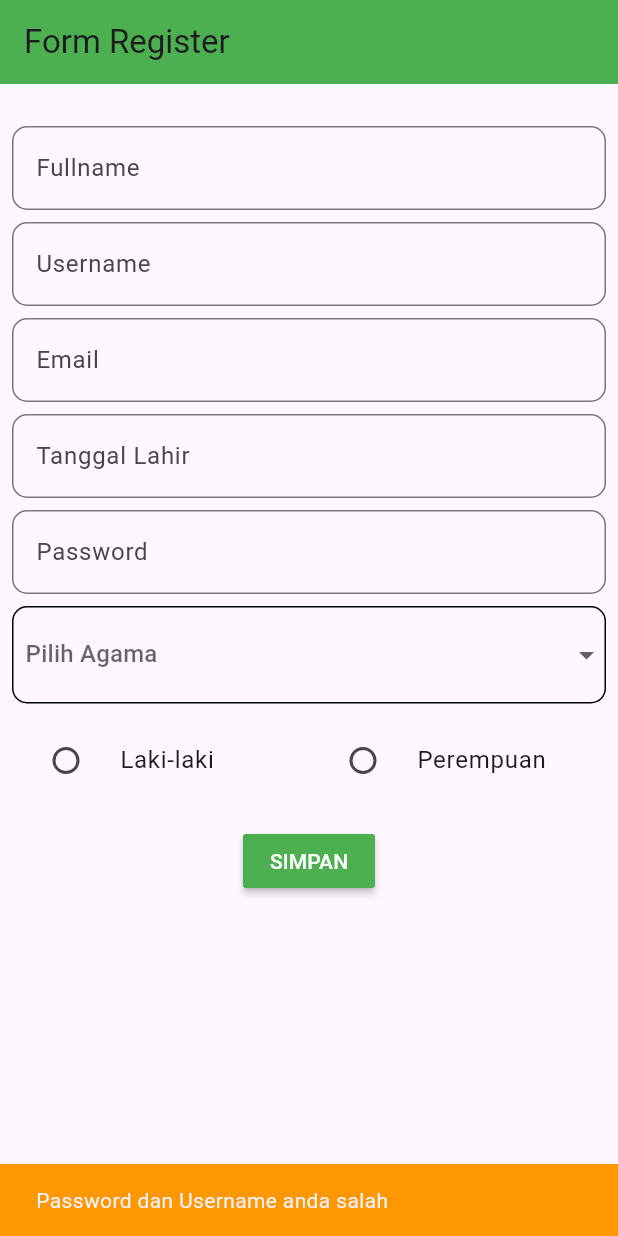
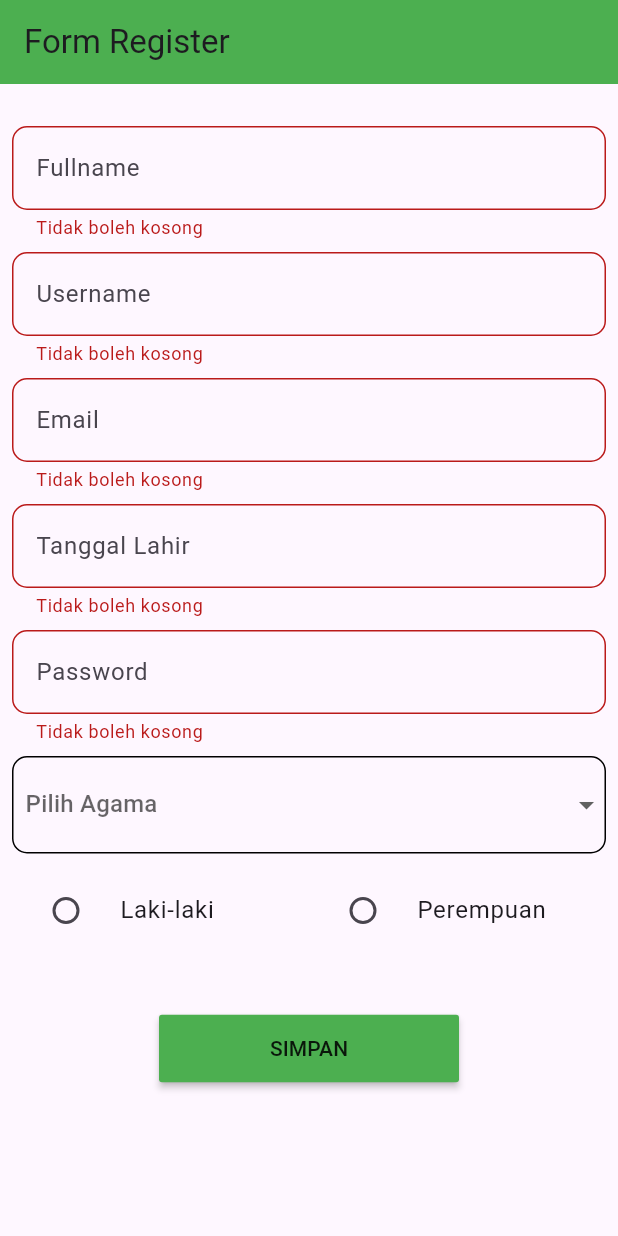
Before and after one commit to hurulainytsaltsa/mobile_mi2c_2201092012, a Flutter app: the PageFormRegister screen opened directly, after a tap on "SIMPAN", on a phone screen of 412 x 824 dp. Run offline on Flutter 3.47's test engine with Material 3 defaults, Android fonts, the phone set to English and light mode, and no system bars; our stand-ins replace flutter_styled_toast; network calls fail.

Commit message:
update page_form_register.dart

```diff
--- a/lib/screen_page/page_form_register.dart
+++ b/lib/screen_page/page_form_register.dart
@@ -61,7 +61,6 @@ class _PageFormRegisterState extends State<PageFormRegister> {
                     return val!.isEmpty ? "Tidak boleh kosong" : null;
                   },
                   controller: txtFullName,
-                  obscureText: true, //biar password tidak kelihatan
                   decoration: InputDecoration(
                       hintText: 'Fullname',
                       border: OutlineInputBorder(
@@ -90,7 +89,6 @@ class _PageFormRegisterState extends State<PageFormRegister> {
                     return val!.isEmpty ? "Tidak boleh kosong" : null;
                   },
                   controller: txtEmail,
-                  obscureText: true, //biar password tidak kelihatan
                   decoration: InputDecoration(
                       hintText: 'Email',
                       border: OutlineInputBorder(
@@ -108,7 +106,6 @@ class _PageFormRegisterState extends State<PageFormRegister> {
                     return val!.isEmpty ? "Tidak boleh kosong" : null;
                   },
                   controller: txtTglLahir,
-                  obscureText: true, //biar password tidak kelihatan
                   decoration: InputDecoration(
                       hintText: 'Tanggal Lahir',
                       border: OutlineInputBorder(
@@ -208,34 +205,55 @@ class _PageFormRegisterState extends State<PageFormRegister> {
                     ),
                   ],
                 ),
-
+                const SizedBox(
+                  height: 25,
+                ),
                 SizedBox(height: 15,),
-                MaterialButton(onPressed: () {
-                  //cara get data dari text form field
-                  setState(() {
-                    String username = txtUsername.text;
-                    String pwd = txtPassword.text;
-
-                    print('Hasil login: ${username} dan pwd = ${pwd}');
-
-                    if (txtUsername.text == 'admin' &&
-                        txtPassword.text == '123456') {
-                      Navigator.push(context,
-                          MaterialPageRoute(
-                              builder: (context) => PageLoginBerhasil()));
-                    } else {
-                      ScaffoldMessenger.of(context).showSnackBar(
-                        SnackBar(
-                          content: Text("Password dan Username anda salah"),
-                          backgroundColor: Colors.orange,
-                        ),
-                      );
+                MaterialButton(
+                  color: Colors.green,
+                  minWidth: 200,
+                  height: 45,
+                  onPressed: () {
+                    if (keyForm.currentState?.validate() == true) {
+                      if (valJk != null && valAgama != null) {
+                        showDialog(
+                            context: context,
+                            builder: (context) {
+                              return AlertDialog(
+                                title: const Text("Data Register"),
+                                content: Column(
+                                  mainAxisSize: MainAxisSize.min,
+                                  mainAxisAlignment:
+                                  MainAxisAlignment.spaceEvenly,
+                                  children: [
+                                    Text("Fullname :${txtFullName.text}"),
+                                    Text("Username :${txtUsername.text}"),
+                                    Text("Email : ${txtEmail.text}"),
+                                    Text("Password :${txtPassword.text}"),
+                                    Text("Agama : $valAgama"),
+                                    Text("Jenis Kelamin : $valJk"),
+                                    Text("Tanggal Lahir :${txtTglLahir.text}")
+                                  ],
+                                ),
+                                actions: [
+                                  TextButton(
+                                      onPressed: () {
+                                        Navigator.pop(context);
+                                      },
+                                      child: const Text("Dismiss"))
+                                ],
+                              );
+                            });
+                      } else {
+                        ScaffoldMessenger.of(context)
+                            .showSnackBar(const SnackBar(
+                          content: Text("Pilih agama dan jenis kelamin"),
+                          backgroundColor: Colors.green,
+                        ));
+                      }
                     }
-                  });
-                },
-                  child: Text('SIMPAN'),
-                  color: Colors.green,
-                  textColor: Colors.white,
+                  },
+                  child: const Text("SIMPAN"),
                 )
               ],
             ),
```
